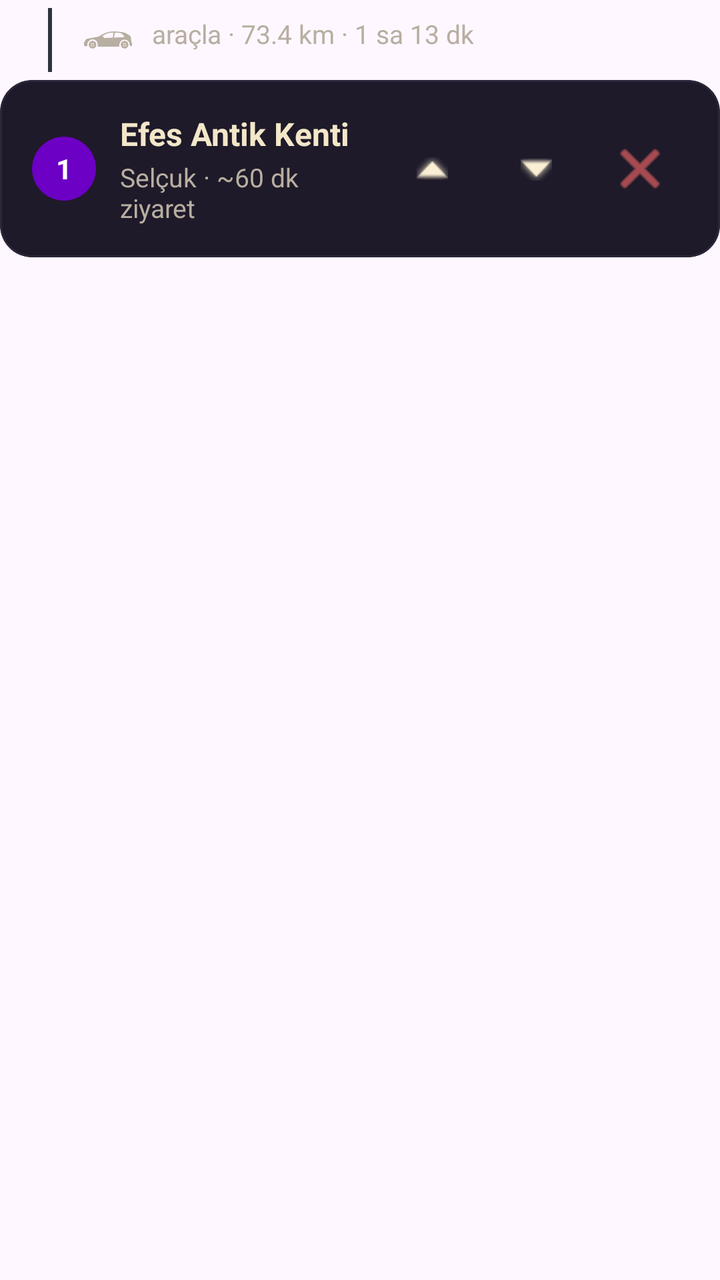
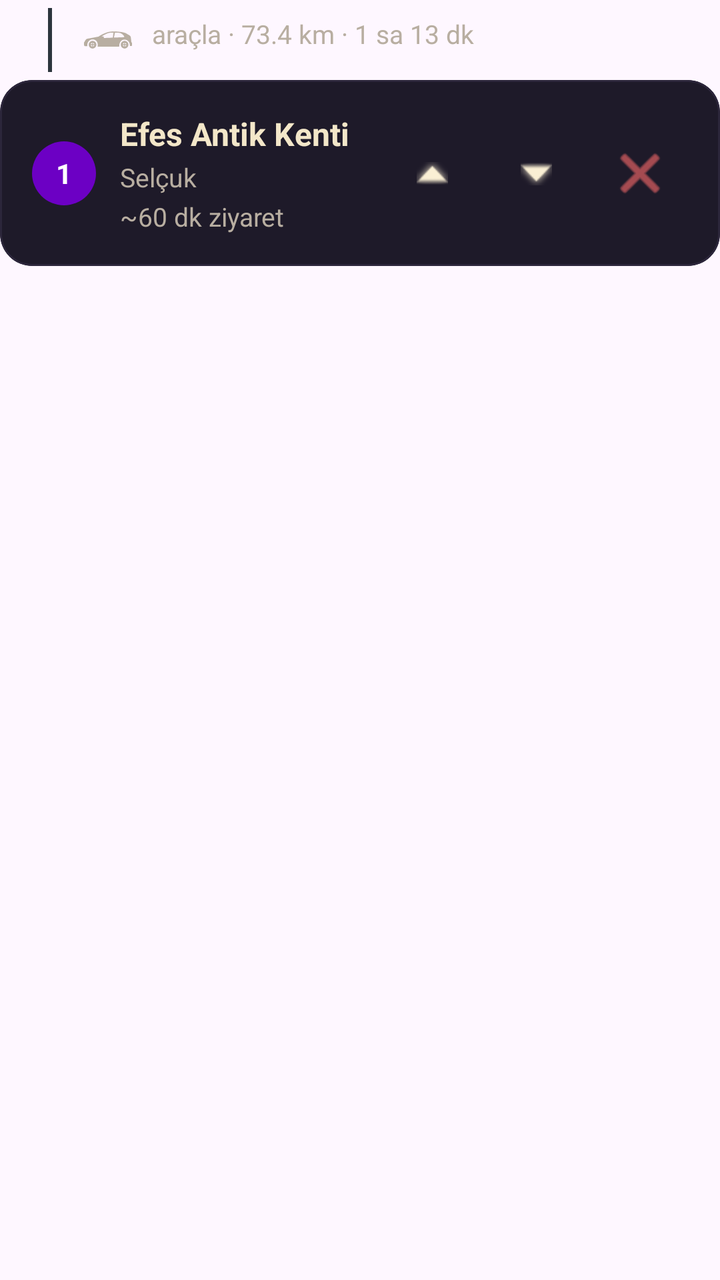

The first picture is an Android layout as it rendered before a commit; the second is the same layout after the commit. The layout source and the unified diff follow.
<!-- AndroidManifest.xml: application theme Theme.Arch_Izmir -->
<!-- res/layout/item_route.xml -->
<?xml version="1.0" encoding="utf-8"?>
<LinearLayout xmlns:android="http://schemas.android.com/apk/res/android"
    xmlns:app="http://schemas.android.com/apk/res-auto"
    android:layout_width="match_parent"
    android:layout_height="wrap_content"
    android:orientation="vertical">

    
    <LinearLayout
        android:id="@+id/layoutTransitInfo"
        android:layout_width="match_parent"
        android:layout_height="wrap_content"
        android:orientation="horizontal"
        android:paddingStart="24dp"
        android:layout_marginVertical="4dp">

        
        <View
            android:layout_width="2dp"
            android:layout_height="32dp"
            android:background="#2C353D" />

        
        <com.google.android.material.textview.MaterialTextView
            android:id="@+id/tvTransitDetails"
            android:layout_width="wrap_content"
            android:layout_height="wrap_content"
            android:layout_gravity="center_vertical"
            android:layout_marginStart="16dp"
            android:text="@string/car_Text"
            android:textColor="@color/antik"
            android:drawableStart="@drawable/ic_car"
            android:drawablePadding="10dp"
            android:drawableTint="@color/antik"
            android:textSize="13sp" />
    </LinearLayout>

    
    <com.google.android.material.card.MaterialCardView
        android:layout_width="match_parent"
        android:layout_height="wrap_content"
        app:cardBackgroundColor="#1E1A29"
        app:cardCornerRadius="16dp"
        app:strokeWidth="1dp"
        app:strokeColor="#2C263B">

        <androidx.constraintlayout.widget.ConstraintLayout
            android:layout_width="match_parent"
            android:layout_height="wrap_content"
            android:padding="16dp">

            
            <TextView
                android:id="@+id/tvStopNumber"
                android:layout_width="32dp"
                android:layout_height="32dp"
                android:background="@drawable/bg_route_circle_teal"
                android:gravity="center"
                android:text="@string/counter"
                android:textColor="#FFFFFF"
                android:textStyle="bold"
                app:layout_constraintBottom_toBottomOf="parent"
                app:layout_constraintStart_toStartOf="parent"
                app:layout_constraintTop_toTopOf="parent" />

            
            <LinearLayout
                android:layout_width="0dp"
                android:layout_height="wrap_content"
                android:layout_marginStart="12dp"
                android:layout_marginEnd="8dp"
                android:orientation="vertical"
                app:layout_constraintBottom_toBottomOf="parent"
                app:layout_constraintEnd_toStartOf="@id/btnMoveUp"
                app:layout_constraintStart_toEndOf="@id/tvStopNumber"
                app:layout_constraintTop_toTopOf="parent">

                <com.google.android.material.textview.MaterialTextView
                    android:id="@+id/tvPlaceTitle"
                    android:layout_width="match_parent"
                    android:layout_height="wrap_content"
                    android:text="@string/efes"
                    android:textColor="#F3E7C9"
                    android:textSize="16sp"
                    android:textStyle="bold" />

                <com.google.android.material.textview.MaterialTextView
                    android:id="@+id/tvPlaceSubtitle"
                    android:layout_width="match_parent"
                    android:layout_height="wrap_content"
                    android:layout_marginTop="2dp"
                    android:text="@string/efes_road"
                    android:textColor="@color/antik"
                    android:textSize="13sp" />
            </LinearLayout>

            
            <ImageButton
                android:id="@+id/btnMoveUp"
                android:layout_width="48dp"
                android:layout_height="48dp"
                android:layout_marginEnd="4dp"
                android:background="?attr/selectableItemBackgroundBorderless"
                android:src="@android:drawable/arrow_up_float"
                app:tint="@color/card_cream"
                app:layout_constraintBottom_toBottomOf="parent"
                app:layout_constraintEnd_toStartOf="@id/btnMoveDown"
                app:layout_constraintTop_toTopOf="parent"
                android:contentDescription="@string/btn_up"/>

            
            <ImageButton
                android:id="@+id/btnMoveDown"
                android:layout_width="48dp"
                android:layout_height="48dp"
                android:layout_marginEnd="4dp"
                android:background="?attr/selectableItemBackgroundBorderless"
                android:src="@android:drawable/arrow_down_float"
                app:tint="@color/card_cream"
                app:layout_constraintBottom_toBottomOf="parent"
                app:layout_constraintEnd_toStartOf="@id/btnDelete"
                app:layout_constraintTop_toTopOf="parent"
                android:contentDescription="@string/btn_down"/>

            
            <ImageButton
                android:id="@+id/btnDelete"
                android:layout_width="48dp"
                android:layout_height="48dp"
                android:background="?attr/selectableItemBackgroundBorderless"
                android:src="@android:drawable/ic_menu_close_clear_cancel"
                app:tint="#FF6B6B"
                app:layout_constraintBottom_toBottomOf="parent"
                app:layout_constraintEnd_toEndOf="parent"
                app:layout_constraintTop_toTopOf="parent"
                android:contentDescription="@string/clear"/>

        </androidx.constraintlayout.widget.ConstraintLayout>
    </com.google.android.material.card.MaterialCardView>

</LinearLayout>
<!-- resources referenced by this layout -->
<resources>
  <color name="antik">#B8AEA1</color>
  <color name="card_cream">#FAEFD4</color>
  <!-- drawable bg_route_circle_teal (drawable) -->
  <?xml version="1.0" encoding="utf-8"?>
  <shape xmlns:android="http://schemas.android.com/apk/res/android"
      android:shape="oval">
      <solid android:color="#6C00C4" />
      <size
          android:width="28dp"
          android:height="28dp" />
  </shape>
  <!-- drawable ic_car: vector/xml drawable (drawable, 2111 chars, omitted) -->
  <string name="btn_down">aşağı buton</string>
  <string name="btn_up">yukarı buton</string>
  <string name="car_Text">araçla · 73.4 km · 1 sa 13 dk</string>
  <string name="clear">Temizle</string>
  <string name="counter">1</string>
  <string name="efes">Efes Antik Kenti</string>
  <string name="efes_road">Selçuk · ~60 dk ziyaret</string>
  <style name="Theme.Arch_Izmir" parent="Base.Theme.Arch_Izmir" />
  <style name="Base.Theme.Arch_Izmir" parent="Theme.Material3.DayNight.NoActionBar">
          
          
      </style>
</resources>

<!-- the commit's change to res/layout/item_route.xml (unified diff, before → after) -->
@@ -92,6 +92,15 @@
                     android:text="@string/efes_road"
                     android:textColor="@color/antik"
                     android:textSize="13sp" />
+                <com.google.android.material.textview.MaterialTextView
+                    android:id="@+id/tvVisitDuration"
+                    android:layout_width="match_parent"
+                    android:layout_height="wrap_content"
+                    android:layout_marginTop="2dp"
+                    android:text="@string/duration"
+                    android:textColor="@color/antik"
+                    android:textSize="13sp" />
+
             </LinearLayout>
 
             
<!-- resource entries referenced after the edit -->
@@ -17,8 +17,9 @@
   <string name="car_Text">araçla · 73.4 km · 1 sa 13 dk</string>
   <string name="clear">Temizle</string>
   <string name="counter">1</string>
+  <string name="duration">~60 dk ziyaret</string>
   <string name="efes">Efes Antik Kenti</string>
-  <string name="efes_road">Selçuk · ~60 dk ziyaret</string>
+  <string name="efes_road">Selçuk</string>
   <style name="Theme.Arch_Izmir" parent="Base.Theme.Arch_Izmir" />
   <style name="Base.Theme.Arch_Izmir" parent="Theme.Material3.DayNight.NoActionBar">
           
